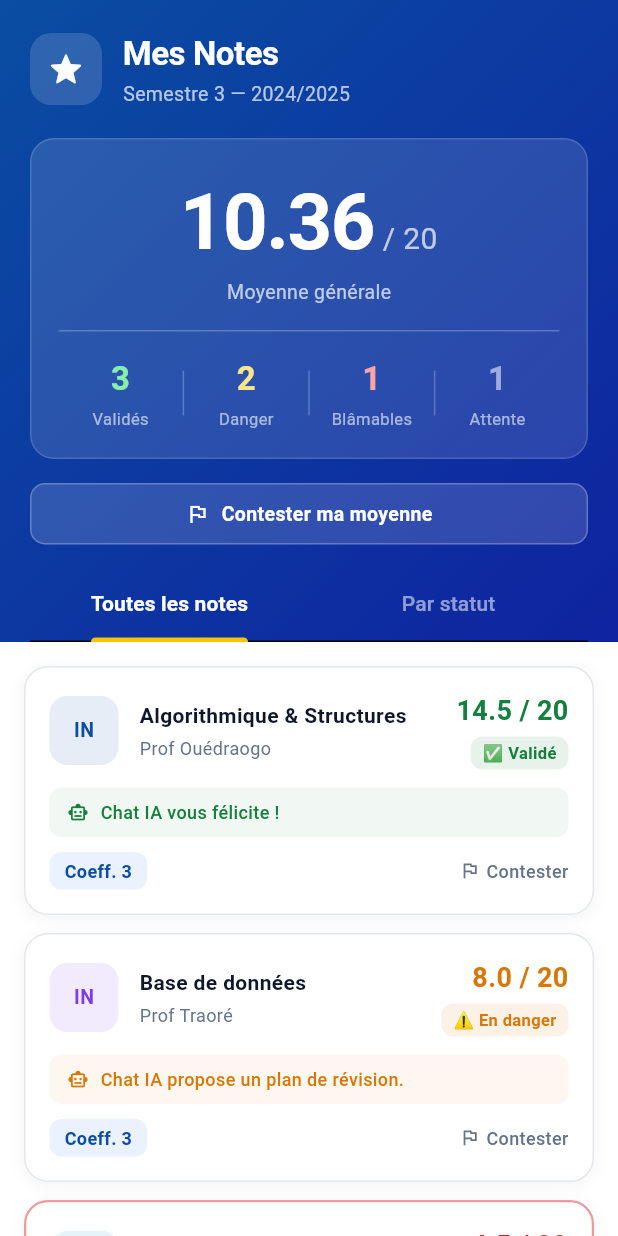
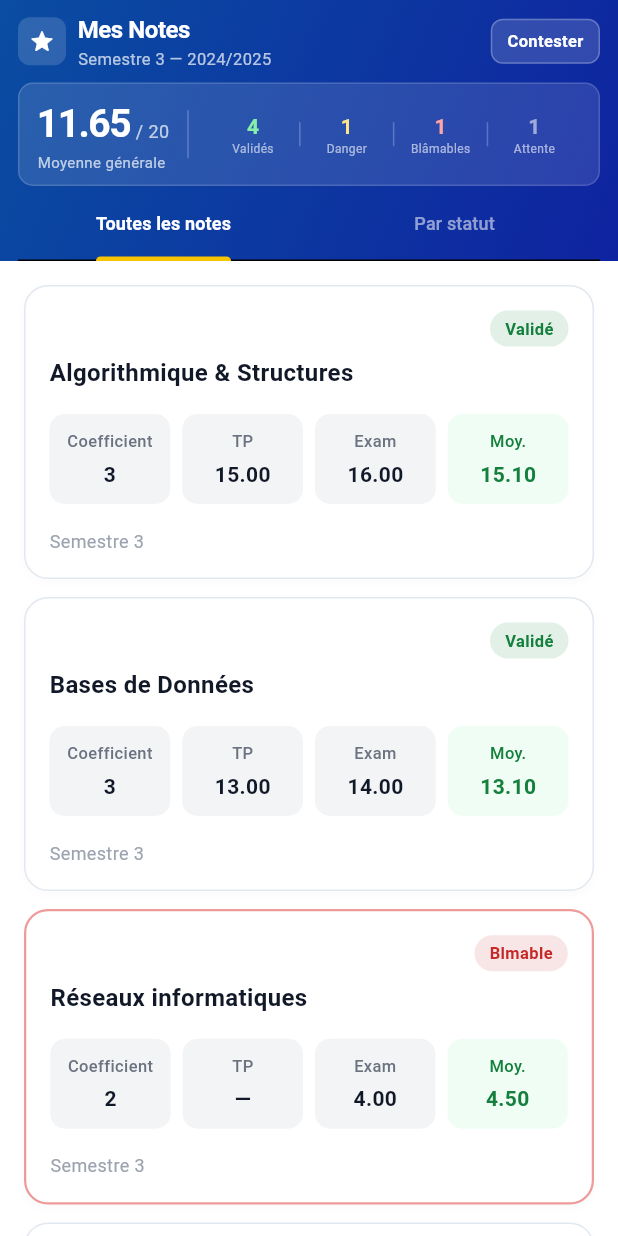
Before and after one commit to fayimac05-cmd/version1, a Flutter app: the NotesTab widget shown alone on an empty page, opened directly, on a phone screen of 412 x 824 dp. Run offline on Flutter 3.47's test engine with Material 3 defaults, Android fonts, the phone set to English and light mode, and no system bars; accounts and stored records are empty.

Commit message:
Initial commit

```diff
--- a/lib/pages/notes_tab.dart
+++ b/lib/pages/notes_tab.dart
@@ -4,12 +4,12 @@ import '../theme/app_palette.dart';
 // ── Modèle note ──────────────────────────────────────────────────────────────
 class _NoteModule {
   final String module, code, prof;
-  final double? note;
+  final double? note, cc, tp, exam;
   final int coefficient;
   final Color color;
 
   const _NoteModule({required this.module, required this.code, required this.prof,
-      required this.note, required this.coefficient, required this.color});
+      required this.note, this.cc, this.tp, this.exam, required this.coefficient, required this.color});
 
   String get statut => note == null ? 'en_attente' : note! >= 10 ? 'valide' : note! >= 5 ? 'danger' : 'blamable';
 
@@ -52,19 +52,19 @@ class _NotesTabState extends State<NotesTab> with SingleTickerProviderStateMixin
 
   final List<_NoteModule> _notes = [
     _NoteModule(module: 'Algorithmique & Structures', code: 'INFO101',
-        prof: 'Prof Ouédraogo', note: 14.5, coefficient: 3, color: AppPalette.blue),
-    _NoteModule(module: 'Base de données', code: 'INFO102',
-        prof: 'Prof Traoré', note: 8.0, coefficient: 3, color: Color(0xFF7C3AED)),
+        prof: 'Prof Ouédraogo', note: 15.10, cc: 14.0, tp: 15.0, exam: 16.0, coefficient: 3, color: AppPalette.blue),
+    _NoteModule(module: 'Bases de Données', code: 'INFO102',
+        prof: 'Prof Traoré', note: 13.10, cc: 12.0, tp: 13.0, exam: 14.0, coefficient: 3, color: Color(0xFF7C3AED)),
     _NoteModule(module: 'Réseaux informatiques', code: 'INFO103',
-        prof: 'Prof Sawadogo', note: 4.5, coefficient: 2, color: Color(0xFF0891B2)),
-    _NoteModule(module: 'Mathématiques discrètes', code: 'MATH201',
-        prof: 'Prof Kaboré', note: 12.0, coefficient: 2, color: Color(0xFF15803D)),
-    _NoteModule(module: 'Anglais technique', code: 'ANG101',
-        prof: 'Prof Johnson', note: 16.0, coefficient: 1, color: Color(0xFFD97706)),
+        prof: 'Prof Sawadogo', note: 4.5, cc: 5.0, tp: null, exam: 4.0, coefficient: 2, color: Color(0xFF0891B2)),
+    _NoteModule(module: 'Maths Discrètes', code: 'MATH201',
+        prof: 'Prof Kaboré', note: 12.20, cc: 11.0, tp: null, exam: 13.0, coefficient: 2, color: Color(0xFF15803D)),
+    _NoteModule(module: 'Anglais Technique', code: 'ANG101',
+        prof: 'Prof Johnson', note: 16.60, cc: 16.0, tp: null, exam: 17.0, coefficient: 1, color: Color(0xFFD97706)),
     _NoteModule(module: 'Programmation OO', code: 'INFO104',
-        prof: 'Prof Ouédraogo', note: 9.5, coefficient: 3, color: AppPalette.blue),
+        prof: 'Prof Ouédraogo', note: 9.5, cc: 10.0, tp: null, exam: 9.0, coefficient: 3, color: AppPalette.blue),
     _NoteModule(module: 'Systèmes d\'exploitation', code: 'INFO105',
-        prof: 'Prof Traoré', note: null, coefficient: 2, color: Color(0xFF7C3AED)),
+        prof: 'Prof Traoré', note: null, cc: null, tp: null, exam: null, coefficient: 2, color: Color(0xFF7C3AED)),
   ];
 
   double get _moyenne {
@@ -95,87 +95,77 @@ class _NotesTabState extends State<NotesTab> with SingleTickerProviderStateMixin
           gradient: LinearGradient(begin: Alignment.topLeft, end: Alignment.bottomRight,
               colors: [AppPalette.blue, Color(0xFF0F23A0)]),
         ),
-        padding: const EdgeInsets.fromLTRB(20, 20, 20, 0),
+        padding: const EdgeInsets.fromLTRB(12, 8, 12, 0),
         child: Column(children: [
 
           Row(children: [
-            Container(width: 48, height: 48,
+            Container(width: 32, height: 32,
                 decoration: BoxDecoration(color: Colors.white.withOpacity(0.15),
-                    borderRadius: BorderRadius.circular(14)),
-                child: const Icon(Icons.grade_rounded, color: Colors.white, size: 26)),
-            const SizedBox(width: 14),
+                    borderRadius: BorderRadius.circular(8)),
+                child: const Icon(Icons.grade_rounded, color: Colors.white, size: 18)),
+            const SizedBox(width: 8),
             const Expanded(child: Column(crossAxisAlignment: CrossAxisAlignment.start, children: [
-              Text('Mes Notes', style: TextStyle(fontSize: 22, fontWeight: FontWeight.bold,
+              Text('Mes Notes', style: TextStyle(fontSize: 16, fontWeight: FontWeight.bold,
                   color: Colors.white, letterSpacing: -0.3)),
-              SizedBox(height: 2),
               Text('Semestre 3 — 2024/2025',
-                  style: TextStyle(fontSize: 13, color: Colors.white70)),
+                  style: TextStyle(fontSize: 11, color: Colors.white70)),
             ])),
+            GestureDetector(
+              onTap: () => showModalBottomSheet(context: context,
+                  isScrollControlled: true, backgroundColor: Colors.transparent,
+                  builder: (_) => _ReclamationMoyenneSheet(notes: _notes, moyenne: _moyenne)),
+              child: Container(
+                padding: const EdgeInsets.symmetric(horizontal: 10, vertical: 6),
+                decoration: BoxDecoration(color: Colors.white.withOpacity(0.15),
+                    borderRadius: BorderRadius.circular(8),
+                    border: Border.all(color: Colors.white.withOpacity(0.25))),
+                child: const Text('Contester', style: TextStyle(fontSize: 11,
+                    color: Colors.white, fontWeight: FontWeight.w600)),
+              ),
+            ),
           ]),
 
-          const SizedBox(height: 20),
+          const SizedBox(height: 8),
 
           // Moyenne + stats
           Container(
-            padding: const EdgeInsets.all(18),
+            padding: const EdgeInsets.symmetric(horizontal: 12, vertical: 8),
             decoration: BoxDecoration(
               color: Colors.white.withOpacity(0.12),
-              borderRadius: BorderRadius.circular(16),
+              borderRadius: BorderRadius.circular(10),
               border: Border.all(color: Colors.white.withOpacity(0.15)),
             ),
-            child: Column(children: [
-              Row(mainAxisAlignment: MainAxisAlignment.center,
-                  crossAxisAlignment: CrossAxisAlignment.baseline,
-                  textBaseline: TextBaseline.alphabetic,
-                  children: [
-                Text(_moyenne.toStringAsFixed(2), style: const TextStyle(fontSize: 52,
-                    fontWeight: FontWeight.bold, color: Colors.white, letterSpacing: -1)),
-                const Text(' / 20', style: TextStyle(fontSize: 20, color: Colors.white70)),
+            child: Row(children: [
+              Column(crossAxisAlignment: CrossAxisAlignment.start, children: [
+                Row(crossAxisAlignment: CrossAxisAlignment.baseline,
+                    textBaseline: TextBaseline.alphabetic,
+                    children: [
+                  Text(_moyenne.toStringAsFixed(2), style: const TextStyle(fontSize: 26,
+                      fontWeight: FontWeight.bold, color: Colors.white, letterSpacing: -1)),
+                  const Text(' / 20', style: TextStyle(fontSize: 12, color: Colors.white70)),
+                ]),
+                const Text('Moyenne générale',
+                    style: TextStyle(fontSize: 10, color: Colors.white70)),
               ]),
-              const Text('Moyenne générale',
-                  style: TextStyle(fontSize: 13, color: Colors.white70)),
-              const SizedBox(height: 16),
-              const Divider(color: Colors.white24, height: 1),
-              const SizedBox(height: 16),
-              Row(children: [
+              Container(width: 1, height: 32, color: Colors.white24, margin: const EdgeInsets.symmetric(horizontal: 12)),
+              Expanded(child: Row(children: [
                 _stat('$_nbValides',  'Validés',  const Color(0xFF86EFAC)),
                 _div(), _stat('$_nbDanger',   'Danger',   const Color(0xFFFDE68A)),
                 _div(), _stat('$_nbBlamable', 'Blâmables',const Color(0xFFFCA5A5)),
                 _div(), _stat('$_nbAttente',  'Attente',  Colors.white54),
-              ]),
+              ])),
             ]),
           ),
 
-          const SizedBox(height: 16),
-
-          // Bouton contester moyenne
-          GestureDetector(
-            onTap: () => showModalBottomSheet(context: context,
-                isScrollControlled: true, backgroundColor: Colors.transparent,
-                builder: (_) => _ReclamationMoyenneSheet(notes: _notes, moyenne: _moyenne)),
-            child: Container(
-              padding: const EdgeInsets.symmetric(horizontal: 16, vertical: 10),
-              decoration: BoxDecoration(color: Colors.white.withOpacity(0.15),
-                  borderRadius: BorderRadius.circular(10),
-                  border: Border.all(color: Colors.white.withOpacity(0.25))),
-              child: const Row(mainAxisAlignment: MainAxisAlignment.center, children: [
-                Icon(Icons.flag_outlined, color: Colors.white, size: 16),
-                SizedBox(width: 8),
-                Text('Contester ma moyenne', style: TextStyle(fontSize: 13,
-                    color: Colors.white, fontWeight: FontWeight.w600)),
-              ]),
-            ),
-          ),
-
-          const SizedBox(height: 16),
+          const SizedBox(height: 2),
 
           TabBar(controller: _tabCtrl,
             indicatorColor: AppPalette.yellow,
-            indicatorWeight: 3,
+            indicatorWeight: 2,
             labelColor: Colors.white,
             unselectedLabelColor: Colors.white54,
-            labelStyle: const TextStyle(fontSize: 14, fontWeight: FontWeight.bold),
-            unselectedLabelStyle: const TextStyle(fontSize: 14),
+            labelStyle: const TextStyle(fontSize: 12, fontWeight: FontWeight.bold),
+            unselectedLabelStyle: const TextStyle(fontSize: 12),
             tabs: const [Tab(text: 'Toutes les notes'), Tab(text: 'Par statut')],
           ),
         ]),
@@ -195,12 +185,11 @@ class _NotesTabState extends State<NotesTab> with SingleTickerProviderStateMixin
   );
 
   Widget _stat(String val, String label, Color color) => Expanded(child: Column(children: [
-    Text(val, style: TextStyle(fontSize: 22, fontWeight: FontWeight.bold, color: color)),
-    const SizedBox(height: 3),
-    Text(label, style: const TextStyle(fontSize: 11, color: Colors.white60)),
+    Text(val, style: TextStyle(fontSize: 14, fontWeight: FontWeight.bold, color: color)),
+    Text(label, style: const TextStyle(fontSize: 8, color: Colors.white60), maxLines: 1, overflow: TextOverflow.ellipsis),
   ]));
 
-  Widget _div() => Container(width: 1, height: 30, color: Colors.white24);
+  Widget _div() => Container(width: 1, height: 16, color: Colors.white24);
 }
 
 // ── Liste toutes notes ──────────────────────────────────────────────────────
@@ -269,70 +258,107 @@ class _NoteCard extends StatelessWidget {
   @override
   Widget build(BuildContext context) {
     final sc = note.couleurStatut;
+    String cleanStatus = note.labelStatut.replaceAll(RegExp(r'[^a-zA-Zéèêà ]'), '').trim();
+
     return Container(
       margin: compact ? const EdgeInsets.symmetric(horizontal: 12, vertical: 6) : EdgeInsets.zero,
       padding: const EdgeInsets.all(16),
       decoration: compact ? null : BoxDecoration(
-        color: Colors.white, borderRadius: BorderRadius.circular(16),
+        color: Colors.white,
+        borderRadius: BorderRadius.circular(16),
         border: Border.all(color: note.statut == 'blamable' ? const Color(0xFFEF9A9A) : const Color(0xFFE2E8F0),
             width: note.statut == 'blamable' ? 1.5 : 1),
-        boxShadow: [BoxShadow(color: Colors.black.withOpacity(0.05), blurRadius: 8, offset: const Offset(0, 2))],
+        boxShadow: [BoxShadow(color: Colors.black.withOpacity(0.02), blurRadius: 4, offset: const Offset(0, 2))],
       ),
-      child: Column(crossAxisAlignment: CrossAxisAlignment.start, children: [
-        Row(children: [
-          Container(width: 46, height: 46,
-              decoration: BoxDecoration(color: note.color.withOpacity(0.1),
-                  borderRadius: BorderRadius.circular(12)),
-              child: Center(child: Text(note.code.substring(0, 2),
-                  style: TextStyle(fontSize: 13, fontWeight: FontWeight.bold, color: note.color)))),
-          const SizedBox(width: 14),
-          Expanded(child: Column(crossAxisAlignment: CrossAxisAlignment.start, children: [
-            Text(note.module, style: const TextStyle(fontSize: 14, fontWeight: FontWeight.bold,
-                color: Color(0xFF0F172A)), maxLines: 1, overflow: TextOverflow.ellipsis),
-            const SizedBox(height: 3),
-            Text(note.prof, style: const TextStyle(fontSize: 12, color: Color(0xFF64748B))),
-          ])),
-          const SizedBox(width: 12),
-          Column(crossAxisAlignment: CrossAxisAlignment.end, children: [
-            Text(note.note != null ? '${note.note!.toStringAsFixed(1)} / 20' : '— / 20',
-                style: TextStyle(fontSize: 18, fontWeight: FontWeight.bold, color: sc)),
+      child: Column(
+        crossAxisAlignment: CrossAxisAlignment.start,
+        children: [
+          Row(
+            mainAxisAlignment: MainAxisAlignment.end,
+            children: [
+              Container(
+                padding: const EdgeInsets.symmetric(horizontal: 10, vertical: 4),
+                decoration: BoxDecoration(
+                  color: sc.withOpacity(0.12),
+                  borderRadius: BorderRadius.circular(12),
+                ),
+                child: Text(
+                  cleanStatus,
+                  style: TextStyle(
+                    color: sc,
+                    fontSize: 11,
+                    fontWeight: FontWeight.w700,
+                  ),
+                ),
+              ),
+            ],
+          ),
+          const SizedBox(height: 6),
+          Text(
+            note.module,
+            style: const TextStyle(
+              color: Color(0xFF111827),
+              fontWeight: FontWeight.bold,
+              fontSize: 16,
+            ),
+          ),
+          const SizedBox(height: 16),
+          Row(
+            children: [
+              _buildScoreBox('Coefficient', note.coefficient, false),
+              const SizedBox(width: 8),
+              _buildScoreBox('TP', note.tp, false),
+              const SizedBox(width: 8),
+              _buildScoreBox('Exam', note.exam, false),
+              const SizedBox(width: 8),
+              _buildScoreBox('Moy.', note.note, true),
+            ],
+          ),
+          const SizedBox(height: 16),
+          const Text(
+            'Semestre 3',
+            style: TextStyle(
+              color: Color(0xFF9CA3AF),
+              fontSize: 12,
+            ),
+          ),
+        ],
+      ),
+    );
+  }
+
+  Widget _buildScoreBox(String label, dynamic value, bool isMoyenne) {
+    return Expanded(
+      child: Container(
+        padding: const EdgeInsets.symmetric(vertical: 10),
+        decoration: BoxDecoration(
+          color: isMoyenne ? const Color(0xFFF0FDF4) : const Color(0xFFF3F4F6),
+          borderRadius: BorderRadius.circular(10),
+        ),
+        child: Column(
+          children: [
+            Text(
+              label,
+              style: TextStyle(
+                color: isMoyenne ? const Color(0xFF15803D) : const Color(0xFF6B7280),
+                fontSize: 11,
+                fontWeight: FontWeight.w500,
+              ),
+              maxLines: 1,
+              overflow: TextOverflow.ellipsis,
+            ),
             const SizedBox(height: 4),
-            Container(padding: const EdgeInsets.symmetric(horizontal: 8, vertical: 3),
-                decoration: BoxDecoration(color: sc.withOpacity(0.1),
-                    borderRadius: BorderRadius.circular(8)),
-                child: Text(note.labelStatut,
-                    style: TextStyle(fontSize: 11, color: sc, fontWeight: FontWeight.w700))),
-          ]),
-        ]),
-        const SizedBox(height: 12),
-        Container(padding: const EdgeInsets.symmetric(horizontal: 12, vertical: 8),
-          decoration: BoxDecoration(color: sc.withOpacity(0.06), borderRadius: BorderRadius.circular(8)),
-          child: Row(children: [
-            Icon(Icons.smart_toy_outlined, size: 14, color: sc),
-            const SizedBox(width: 8),
-            Flexible(child: Text(note.effetIA,
-                style: TextStyle(fontSize: 12, color: sc, fontWeight: FontWeight.w500))),
-          ]),
+            Text(
+              value != null ? (value is double ? value.toStringAsFixed(2) : value.toString()) : '—',
+              style: TextStyle(
+                color: isMoyenne ? const Color(0xFF15803D) : const Color(0xFF111827),
+                fontSize: 14,
+                fontWeight: FontWeight.bold,
+              ),
+            ),
+          ],
         ),
-        const SizedBox(height: 10),
-        Row(children: [
-          Container(padding: const EdgeInsets.symmetric(horizontal: 10, vertical: 4),
-              decoration: BoxDecoration(color: AppPalette.lightBlue, borderRadius: BorderRadius.circular(8)),
-              child: Text('Coeff. ${note.coefficient}', style: const TextStyle(fontSize: 12,
-                  color: AppPalette.blue, fontWeight: FontWeight.w600))),
-          const Spacer(),
-          if (note.note != null)
-            GestureDetector(
-              onTap: () => onReclamer(note),
-              child: const Row(children: [
-                Icon(Icons.flag_outlined, size: 14, color: Color(0xFF64748B)),
-                SizedBox(width: 4),
-                Text('Contester', style: TextStyle(fontSize: 12, color: Color(0xFF64748B),
-                    fontWeight: FontWeight.w500)),
-              ]),
-            ),
-        ]),
-      ]),
+      ),
     );
   }
 }
```
